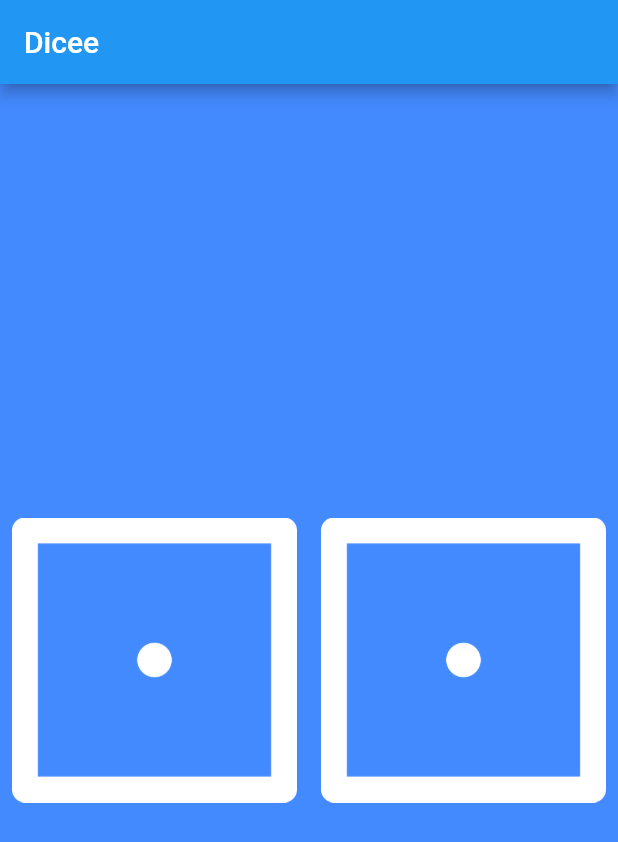
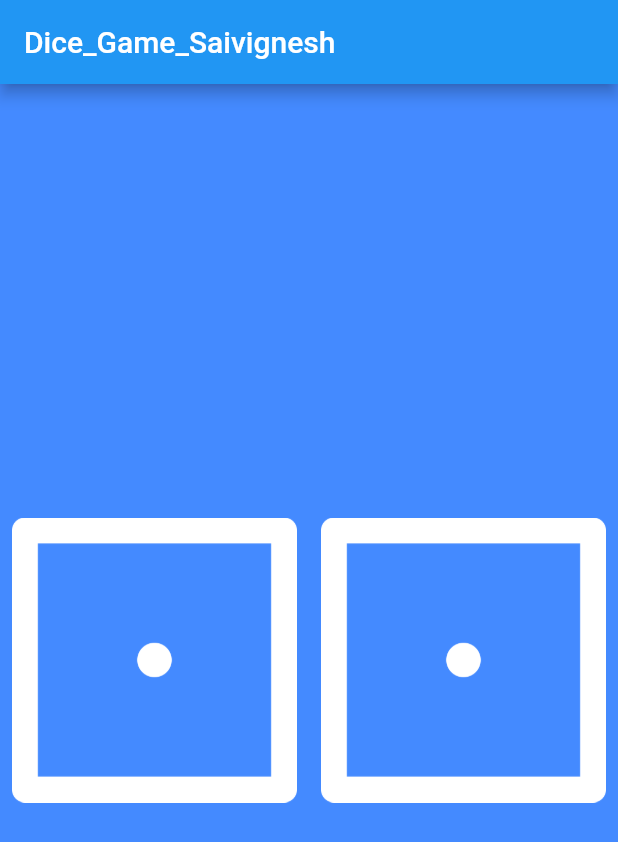
Before and after one commit to SaivigneshAdepu20/Dice_Game, a Flutter app: the screen it shows after launch, on a phone screen of 412 x 824 dp. Shown: the top 842 px of the screen. Run offline on Flutter 3.47's test engine with Material 2 defaults, Android fonts, the phone set to English and light mode, and no system bars.

Commit message:
changes related to logic

```diff
--- a/lib/main.dart
+++ b/lib/main.dart
@@ -8,7 +8,7 @@ void main() {
       home: Scaffold(
         backgroundColor: Colors.blueAccent,
         appBar: AppBar(
-          title: Text('Dicee'),
+          title: Text('Dice_Game_Saivignesh'),
           backgroundColor: Colors.blueAccent[900],
         ),
         body: DicePage(),
```
Also changed, not shown: 1 other file.
